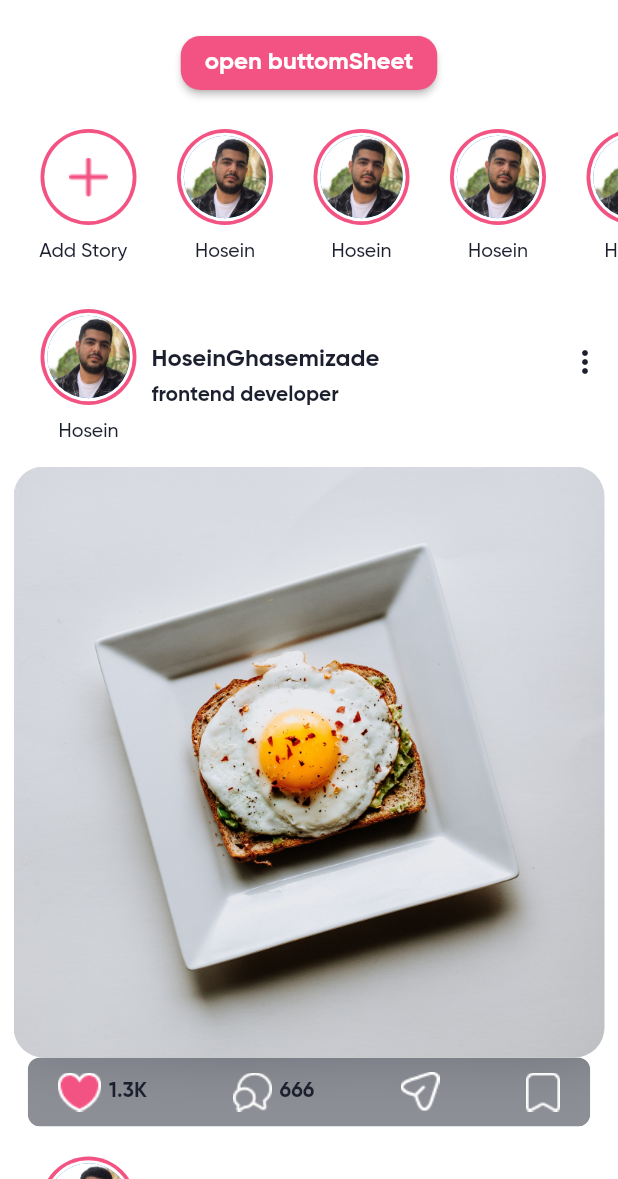
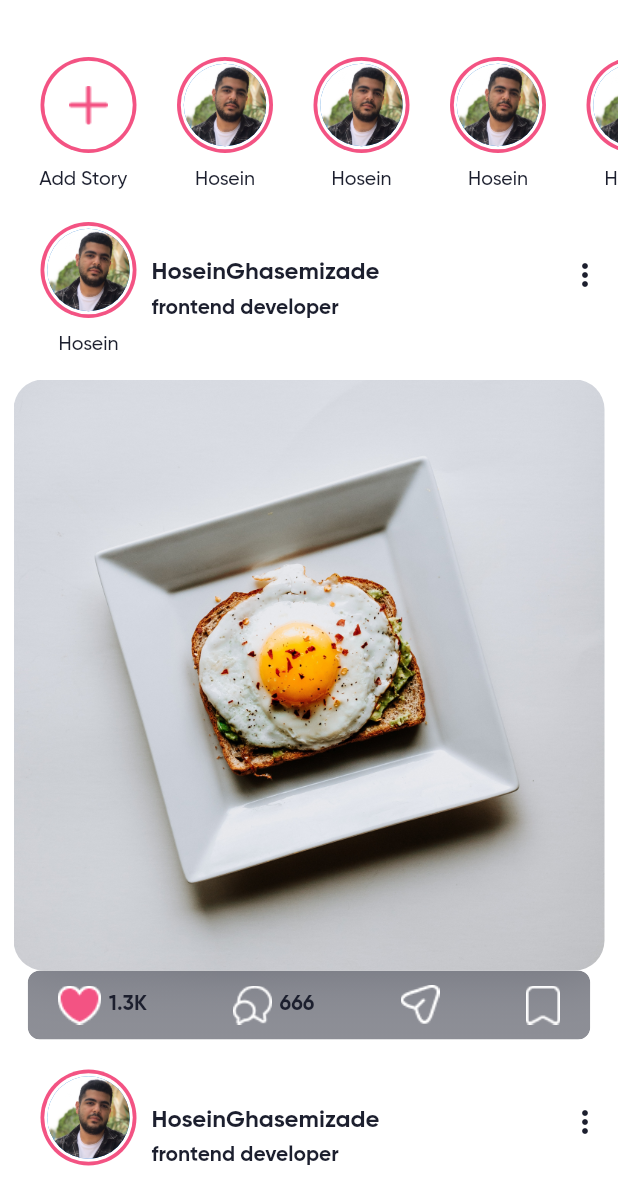
Before and after one commit to ghasemizade/instagram_clone, a Flutter app: the homePage screen opened directly, on a phone screen of 412 x 824 dp, the part 57-1236 px from its top. Run offline on Flutter 3.47's test engine with Material 2 defaults, Android fonts, the phone set to English and light mode, and no system bars.

```diff
--- a/instagram/lib/screens/home_screen.dart
+++ b/instagram/lib/screens/home_screen.dart
@@ -50,44 +50,55 @@ class _homePageState extends State<homePage> {
         elevation: 0,
       ),
       body: SafeArea(
-        child: SingleChildScrollView(
-          child: Column(
-            children: [
-              ElevatedButton(
-                onPressed: () {
-                  showModalBottomSheet(
-                    barrierColor: Colors.transparent,
-                    backgroundColor: Colors.transparent,
-                    context: context,
-                    isScrollControlled: true,
-                    builder: (BuildContext context) {
-                      return DraggableScrollableSheet(
-                        initialChildSize: .35,
-                        minChildSize: .25,
-                        maxChildSize: .75,
-                        builder: ((context, controller) {
-                          return shareButtomSheet(
-                            controller: controller,
-                          );
-                        }),
-                      );
-                    },
-                  );
-                },
-                child: Text('open buttomSheet'),
-              ),
-              SizedBox(
-                height: 120.0,
-                child: _getStorypack(),
-              ),
-              _getPostList(),
-            ],
-          ),
+        child: CustomScrollView(
+          slivers: [
+            SliverToBoxAdapter(
+              child: _getStorypack(),
+            ),
+            SliverList(
+              delegate: SliverChildBuilderDelegate((context, index) {
+                return Column(
+                  children: [
+                    _getPostList(),
+                  ],
+                );
+              }),
+            ),
+          ],
         ),
       ),
     );
   }
 }
+
+// ElevatedButton(
+//                 onPressed: () {
+//                   showModalBottomSheet(
+//                     barrierColor: Colors.transparent,
+//                     backgroundColor: Colors.transparent,
+//                     context: context,
+//                     isScrollControlled: true,
+//                     builder: (BuildContext context) {
+//                       return DraggableScrollableSheet(
+//                         initialChildSize: .35,
+//                         minChildSize: .25,
+//                         maxChildSize: .75,
+//                         builder: ((context, controller) {
+//                           return shareButtomSheet(
+//                             controller: controller,
+//                           );
+//                         }),
+//                       );
+//                     },
+//                   );
+//                 },
+//                 child: Text('open buttomSheet'),
+//               ),
+//               SizedBox(
+//                 height: 120.0,
+//                 child: _getStorypack(),
+//               ),
+//               _getPostList(),
 
 Widget _getStorypack() {
   return Container(
```
